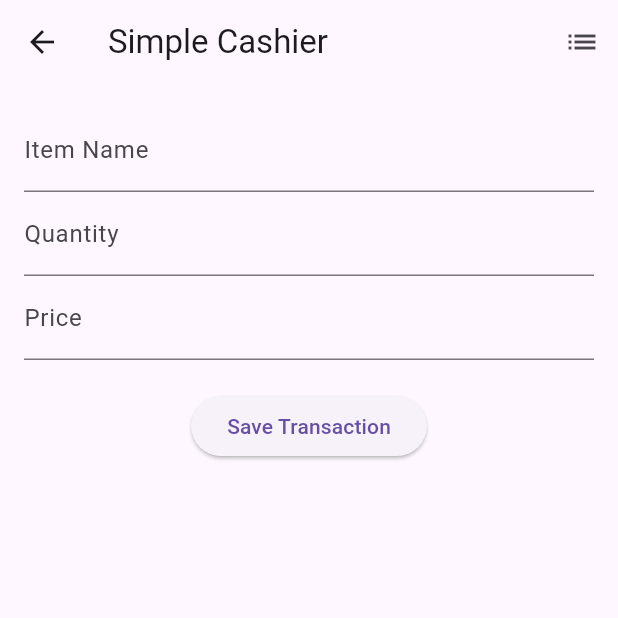
After one commit to TeddyTjoe1990/CSE-499-Project, a Flutter app: the CashierPage screen opened directly, on a phone screen of 412 x 824 dp, the top half of it. The commit adds this screen. Run offline on Flutter 3.47's test engine with Material 3 defaults, Android fonts, the phone set to English and light mode, and no system bars; our stand-ins replace sqflite; accounts and stored records are empty.

Commit message:
Spint 2 was added

```diff
--- a/app/lib/db/database_helper.dart
+++ b/app/lib/db/database_helper.dart
@@ -1,6 +1,7 @@
 import 'package:path/path.dart';
 import 'package:sqflite/sqflite.dart';
 import '../models/user_model.dart';
+import '../models/transaction_model.dart';
 
 class DatabaseHelper {
   static final DatabaseHelper _instance = DatabaseHelper._internal();
@@ -31,10 +32,21 @@ class DatabaseHelper {
             password TEXT NOT NULL
           )
         ''');
+
+        await db.execute('''
+          CREATE TABLE transactions (
+            id INTEGER PRIMARY KEY AUTOINCREMENT,
+            itemName TEXT NOT NULL,
+            quantity INTEGER NOT NULL,
+            price REAL NOT NULL,
+            date TEXT NOT NULL
+          )
+        ''');
       },
     );
   }
 
+  // User methods
   Future<int> registerUser(User user) async {
     final db = await database;
     return await db.insert('users', user.toMap());
@@ -52,4 +64,16 @@ class DatabaseHelper {
     }
     return null;
   }
+
+  // Transaction methods
+  Future<int> insertTransaction(TransactionModel transaction) async {
+    final db = await database;
+    return await db.insert('transactions', transaction.toMap());
+  }
+
+  Future<List<TransactionModel>> getTransactions() async {
+    final db = await database;
+    final result = await db.query('transactions');
+    return result.map((json) => TransactionModel.fromMap(json)).toList();
+  }
 }
--- /dev/null
+++ b/app/lib/models/transaction_model.dart
@@ -0,0 +1,35 @@
+class TransactionModel {
+  final int? id;
+  final String itemName;
+  final int quantity;
+  final double price;
+  final String date;
+
+  TransactionModel({
+    this.id,
+    required this.itemName,
+    required this.quantity,
+    required this.price,
+    required this.date,
+  });
+
+  Map<String, dynamic> toMap() {
+    return {
+      'id': id,
+      'itemName': itemName,
+      'quantity': quantity,
+      'price': price,
+      'date': date,
+    };
+  }
+
+  factory TransactionModel.fromMap(Map<String, dynamic> map) {
+    return TransactionModel(
+      id: map['id'],
+      itemName: map['itemName'],
+      quantity: map['quantity'],
+      price: map['price'],
+      date: map['date'],
+    );
+  }
+}
--- /dev/null
+++ b/app/lib/pages/cashier_page.dart
@@ -0,0 +1,94 @@
+import 'package:flutter/material.dart';
+import '../db/database_helper.dart';
+import '../models/transaction_model.dart';
+import 'transaction_list_page.dart';
+
+class CashierPage extends StatefulWidget {
+  @override
+  _CashierPageState createState() => _CashierPageState();
+}
+
+class _CashierPageState extends State<CashierPage> {
+  final itemController = TextEditingController();
+  final qtyController = TextEditingController();
+  final priceController = TextEditingController();
+
+  final dbHelper = DatabaseHelper();
+
+  void _saveTransaction() async {
+    final name = itemController.text.trim();
+    final qty = int.tryParse(qtyController.text) ?? 0;
+    final price = double.tryParse(priceController.text) ?? 0.0;
+    final date = DateTime.now().toIso8601String();
+
+    if (name.isEmpty || qty <= 0 || price <= 0) {
+      ScaffoldMessenger.of(context).showSnackBar(
+        SnackBar(content: Text('Invalid data!')),
+      );
+      return;
+    }
+
+    final transaction = TransactionModel(
+      itemName: name,
+      quantity: qty,
+      price: price,
+      date: date,
+    );
+
+    await dbHelper.insertTransaction(transaction);
+
+    ScaffoldMessenger.of(context).showSnackBar(
+      SnackBar(content: Text('Transaction saved successfully!')),
+    );
+
+    itemController.clear();
+    qtyController.clear();
+    priceController.clear();
+  }
+
+  @override
+  Widget build(BuildContext context) {
+    return Scaffold(
+      appBar: AppBar(
+        title: Text('Simple Cashier'),
+        actions: [
+          IconButton(
+            icon: Icon(Icons.list),
+            onPressed: () {
+              Navigator.push(
+                context,
+                MaterialPageRoute(builder: (_) => TransactionListPage()),
+              );
+            },
+          )
+        ],
+      ),
+      body: Padding(
+        padding: const EdgeInsets.all(16.0),
+        child: Column(
+          children: [
+            TextField(
+              controller: itemController,
+              decoration: InputDecoration(labelText: 'Item Name'),
+            ),
+            TextField(
+              controller: qtyController,
+              keyboardType: TextInputType.number,
+              decoration: InputDecoration(labelText: 'Quantity'),
+            ),
+            TextField(
+              controller: priceController,
+              keyboardType: TextInputType.number,
+              decoration: InputDecoration(labelText: 'Price'),
+            ),
+            SizedBox(height: 20),
+            ElevatedButton(
+              onPressed: _saveTransaction,
+              child: Text('Save Transaction'),
+            )
+          ],
+        ),
+      ),
+    );
+  }
+}
--- a/app/lib/pages/login_page.dart
+++ b/app/lib/pages/login_page.dart
@@ -1,6 +1,5 @@
 import 'package:flutter/material.dart';
 import '../db/database_helper.dart';
-//import '../models/user_model.dart';
 
 class LoginPage extends StatefulWidget {
   @override
@@ -19,7 +18,6 @@ class _LoginPageState extends State<LoginPage> {
       if (!mounted) return;
 
       if (user != null) {
-        //Navigate to the home page if login succeed
         Navigator.pushReplacementNamed(context, '/home');
         ScaffoldMessenger.of(context).showSnackBar(
           SnackBar(content: Text('Welcome, ${user.name}')),
```
Also changed, not shown: app/lib/pages/transaction_list_page.dart (added, +36 -0 lines).
